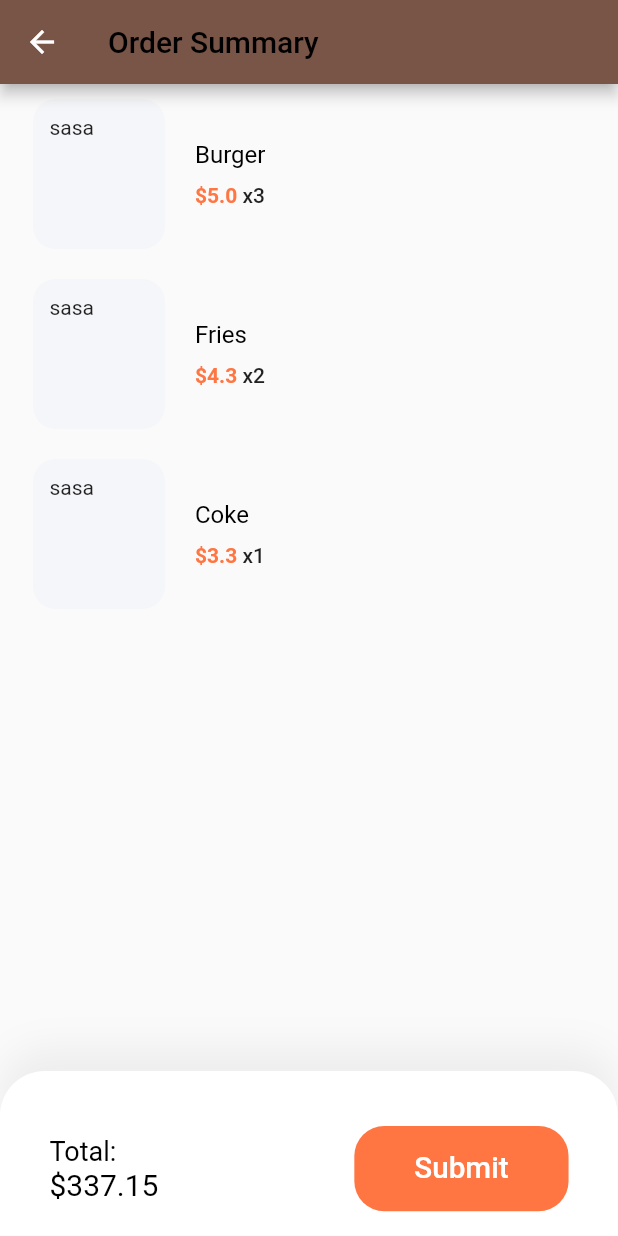
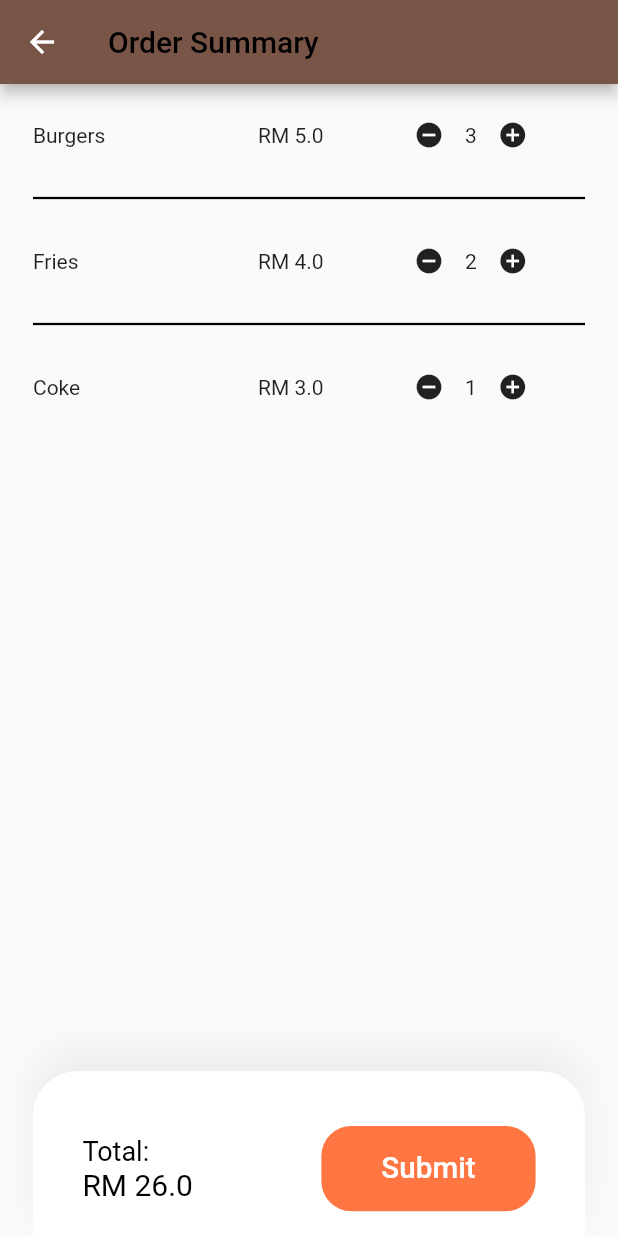
Before and after one commit to ilhamhakimi21/BurgerJoint-Ordering-System, a Flutter app: the OrderSummaryScreen screen opened by its route, on a phone screen of 412 x 824 dp. Run offline on Flutter 3.47's test engine with Material 2 defaults, Android fonts, the phone set to English and light mode, and no system bars; our stand-ins replace firebase_core, firebase_database, flutter_svg, hexcolor, material_design_icons_flutter; accounts and stored records are empty.

Commit message:
add img, order summary part (screen)

```diff
--- a/lib/OrderSummary.dart
+++ b/lib/OrderSummary.dart
@@ -5,14 +5,15 @@ import 'product.dart';
 class OrderSummary {
   final Product product;
   // final int numOfItem;
+  late double totalprice = 0;
 
   OrderSummary({required this.product});
 }
 
 // Demo data for our cart
-
 List<OrderSummary> demoOrderSummary = [
-  OrderSummary(product: demoProducts[0]),
-  OrderSummary(product: demoProducts[1]),
-  OrderSummary(product: demoProducts[2]),
+  OrderSummary(
+      product: Product(m_name: 'Burgers', m_price: 5.00, m_quantity: 3)),
+  OrderSummary(product: Product(m_name: "Fries", m_price: 4.00, m_quantity: 2)),
+  OrderSummary(product: Product(m_name: "Coke", m_price: 3.00, m_quantity: 1)),
 ];
--- a/lib/OrderSummaryScreen.dart
+++ b/lib/OrderSummaryScreen.dart
@@ -21,7 +21,7 @@ class _OrderSummaryScreenState extends State<OrderSummaryScreen> {
     return Scaffold(
       appBar: buildAppBar(context),
       body: Body(),
-      bottomNavigationBar: SubmitOrder(),
+      // bottomNavigationBar: SubmitOrder(),
     );
   }
 }
@@ -40,17 +40,50 @@ AppBar buildAppBar(BuildContext context) {
 }
 
 class Body extends StatefulWidget {
+// Body({
+//     Key? key,
+//     required this.ordersummary,
+//   }) : super(key: key);
+
+  double totalprice = 0;
+  // final OrderSummary ordersummary;
+
   @override
   _BodyState createState() => _BodyState();
 }
 
 class _BodyState extends State<Body> {
+  List<OrderSummary> os = demoOrderSummary;
+
+  void calcTotal(List<OrderSummary> ordersummary) {
+    double tp = 0;
+
+    for (OrderSummary oslist in ordersummary) {
+      tp += oslist.product.m_price * oslist.product.m_quantity;
+    }
+
+    setState(() {
+      widget.totalprice = tp;
+    });
+  }
+
   @override
   Widget build(BuildContext context) {
+    calcTotal(os);
     return Padding(
       padding:
           EdgeInsets.symmetric(horizontal: getProportionateScreenWidth(20)),
-      child: ListView.builder(
+      child: Column(
+        children: [
+          //mainaxisaligment
+          // Column(
+          //   children: [
+          Expanded(
+            child: ListView.separated(
+              separatorBuilder: (context, index) => Divider(
+                thickness: 1.5,
+                color: Colors.black,
+              ),
               itemCount: demoOrderSummary.length,
               itemBuilder: (context, index) => Padding(
                 padding: EdgeInsets.symmetric(vertical: 10),
@@ -71,26 +104,106 @@ class _BodyState extends State<Body> {
                     child: Row(
                       children: [
                         Spacer(),
-                  SvgPicture.asset("assets/images/Trash.svg"),
+                        SvgPicture.asset("images/Trash.svg"),
                       ],
                     ),
                   ),
-            child: OrderSummaryCard(ordersummary: demoOrderSummary[index]),
+                  child:
+                      // OrderSummaryCard(ordersummary: demoOrderSummary[index]),
+                      Row(
+                    // mainAxisAlignment: MainAxisAlignment.spaceEvenly,
+                    children: <Widget>[
+                      SizedBox(
+                        width: 150,
+                        child: Container(
+                          padding: EdgeInsets.only(right: 40),
+                          child: RichText(
+                            text: TextSpan(
+                              style: DefaultTextStyle.of(context).style,
+                              text: demoOrderSummary[index].product.m_name,
                             ),
                           ),
                         ),
-    );
+                      ),
+                      SizedBox(
+                        width: 90,
+                        child: Container(
+                          padding: EdgeInsets.only(right: 30),
+                          child: RichText(
+                            text: TextSpan(
+                                style: DefaultTextStyle.of(context).style,
+                                children: <TextSpan>[
+                                  TextSpan(text: 'RM'),
+                                  TextSpan(
+                                      text:
+                                          ' ${demoOrderSummary[index].product.m_price}'),
+                                ]),
+                          ),
+                        ),
+                      ),
+                      SizedBox(
+                        width: 125,
+                        // height: 80,
+                        child: Column(
+                          children: [
+                            Container(
+                              // padding: EdgeInsets.only(left: 5),
+                              child: Row(
+                                children: <Widget>[
+                                  IconButton(
+                                    padding: new EdgeInsets.all(0.0),
+                                    icon: const Icon(Icons.remove_circle),
+                                    iconSize: 20,
+                                    onPressed: () {
+                                      setState(() {
+                                        if (demoOrderSummary[index]
+                                                .product
+                                                .m_quantity >
+                                            1) {
+                                          demoOrderSummary[index]
+                                              .product
+                                              .m_quantity--;
+                                          calcTotal(os);
+                                        } else {
+                                          showAlertDialog(context);
                                         }
-}
-
-class SubmitOrder extends StatelessWidget {
-  const SubmitOrder({
-    Key? key,
-  }) : super(key: key);
-
-  @override
-  Widget build(BuildContext context) {
-    return Container(
+                                        // if(widget.ordersummary.product.m_quantity==0){
+                                        //   demoOrderSummary.removeAt();}
+                                        //if user want to remove they have to slide left(dismissible)
+                                      });
+                                    },
+                                  ),
+                                  Text(
+                                    "${demoOrderSummary[index].product.m_quantity}",
+                                    // style: TextStyle(fontSize: 8),
+                                  ),
+                                  new IconButton(
+                                    icon: const Icon(Icons.add_circle),
+                                    padding: new EdgeInsets.all(0.0),
+                                    iconSize: 20,
+                                    onPressed: () {
+                                      setState(() {
+                                        demoOrderSummary[index]
+                                            .product
+                                            .m_quantity++;
+                                        calcTotal(os);
+                                      });
+                                    },
+                                  ),
+                                ],
+                              ),
+                            ),
+                            // Text('${widget.totalprice}'), //testing purpose
+                          ],
+                        ),
+                      ),
+                    ],
+                  ),
+                ),
+              ),
+            ),
+          ),
+          Container(
             padding: EdgeInsets.symmetric(
               vertical: getProportionateScreenWidth(15),
               horizontal: getProportionateScreenWidth(30),
@@ -115,28 +228,6 @@ class SubmitOrder extends StatelessWidget {
                 mainAxisSize: MainAxisSize.min,
                 crossAxisAlignment: CrossAxisAlignment.start,
                 children: [
-            // Row(
-            //   children: [
-            //     Container(
-            //       padding: EdgeInsets.all(10),
-            //       height: getProportionateScreenWidth(40),
-            //       width: getProportionateScreenWidth(40),
-            //       decoration: BoxDecoration(
-            //         color: Color(0xFFF5F6F9),
-            //         borderRadius: BorderRadius.circular(10),
-            //       ),
-            //       child: SvgPicture.asset("assets/images/receipt.svg"),
-            //     ),
-            //     Spacer(),
-            //     Text("Add voucher code"),
-            //     const SizedBox(width: 10),
-            //     Icon(
-            //       Icons.arrow_forward_ios,
-            //       size: 12,
-            //       color: kTextColor,
-            //     )
-            //   ],
-            // ),
                   SizedBox(height: getProportionateScreenHeight(20)),
                   Row(
                     mainAxisAlignment: MainAxisAlignment.spaceBetween,
@@ -147,8 +238,9 @@ class SubmitOrder extends StatelessWidget {
                           style: TextStyle(fontSize: 18, color: Colors.black),
                           children: [
                             TextSpan(
-                        text: "\$337.15",
-                        style: TextStyle(fontSize: 20, color: Colors.black),
+                              text: "RM ${widget.totalprice}",
+                              style:
+                                  TextStyle(fontSize: 20, color: Colors.black),
                             ),
                           ],
                         ),
@@ -165,6 +257,36 @@ class SubmitOrder extends StatelessWidget {
                 ],
               ),
             ),
+          ),
+        ],
+      ),
     );
   }
 }
+
+showAlertDialog(BuildContext context) {
+  // Create button
+  Widget okButton = FlatButton(
+    child: Text("OK"),
+    onPressed: () {
+      Navigator.of(context).pop();
+    },
+  );
+
+  // Create AlertDialog
+  AlertDialog alert = AlertDialog(
+    title: Text(""),
+    content: Text("Slide left to remove the order."),
+    actions: [
+      okButton,
+    ],
+  );
+
+  // show the dialog
+  showDialog(
+    context: context,
+    builder: (BuildContext context) {
+      return alert;
+    },
+  );
+}
--- a/lib/ordersummary_card.dart
+++ b/lib/ordersummary_card.dart
@@ -1,60 +1,60 @@
-import 'package:flutter/material.dart';
-import './OrderSummary.dart';
+// import 'package:flutter/material.dart';
+// import './OrderSummary.dart';
 
-import '/constants.dart';
-import '/size_config.dart';
+// import '/constants.dart';
+// import '/size_config.dart';
 
-class OrderSummaryCard extends StatelessWidget {
-  const OrderSummaryCard({
-    Key? key,
-    required this.ordersummary,
-  }) : super(key: key);
+// class OrderSummaryCard extends StatelessWidget {
+//   const OrderSummaryCard({
+//     Key? key,
+//     required this.ordersummary,
+//   }) : super(key: key);
 
-  final OrderSummary ordersummary;
+//   final OrderSummary ordersummary;
 
-  @override
-  Widget build(BuildContext context) {
-    return Row(
-      children: [
-        SizedBox(
-          width: 88,
-          child: AspectRatio(
-            aspectRatio: 0.88,
-            child: Container(
-              padding: EdgeInsets.all(getProportionateScreenWidth(10)),
-              decoration: BoxDecoration(
-                color: Color(0xFFF5F6F9),
-                borderRadius: BorderRadius.circular(15),
-              ),
-              child: const Text('sasa'), //ubah
-            ),
-          ),
-        ),
-        SizedBox(width: 20),
-        Column(
-          crossAxisAlignment: CrossAxisAlignment.start,
-          children: [
-            Text(
-              ordersummary.product.m_name,
-              style: TextStyle(color: Colors.black, fontSize: 16),
-              maxLines: 2,
-            ),
-            SizedBox(height: 10),
-            Text.rich(
-              TextSpan(
-                text: "\$${ordersummary.product.m_price}",
-                style: TextStyle(
-                    fontWeight: FontWeight.w600, color: kPrimaryColor),
-                children: [
-                  TextSpan(
-                      text: " x${ordersummary.product.m_quantity}",
-                      style: Theme.of(context).textTheme.bodyText1),
-                ],
-              ),
-            )
-          ],
-        )
-      ],
-    );
-  }
-}
+//   @override
+//   Widget build(BuildContext context) {
+//     return Row(
+//       children: [
+//         SizedBox(
+//           width: 88,
+//           child: AspectRatio(
+//             aspectRatio: 0.88,
+//             child: Container(
+//               padding: EdgeInsets.all(getProportionateScreenWidth(10)),
+//               decoration: BoxDecoration(
+//                 color: Color(0xFFF5F6F9),
+//                 borderRadius: BorderRadius.circular(15),
+//               ),
+//               child: const Text('sasa'), //ubah
+//             ),
+//           ),
+//         ),
+//         SizedBox(width: 20),
+//         Column(
+//           crossAxisAlignment: CrossAxisAlignment.start,
+//           children: [
+//             Text(
+//               ordersummary.product.m_name,
+//               style: TextStyle(color: Colors.black, fontSize: 16),
+//               maxLines: 2,
+//             ),
+//             SizedBox(height: 10),
+//             Text.rich(
+//               TextSpan(
+//                 text: "\$${ordersummary.product.m_price}",
+//                 style: TextStyle(
+//                     fontWeight: FontWeight.w600, color: kPrimaryColor),
+//                 children: [
+//                   TextSpan(
+//                       text: " x${ordersummary.product.m_quantity}",
+//                       style: Theme.of(context).textTheme.bodyText1),
+//                 ],
+//               ),
+//             )
+//           ],
+//         )
+//       ],
+//     );
+//   }
+// }
--- a/lib/product.dart
+++ b/lib/product.dart
@@ -3,7 +3,7 @@ import 'package:flutter/material.dart';
 class Product {
   final String m_name;
   final double m_price;
-  final int m_quantity;
+  late int m_quantity;
 
   Product({
     required this.m_name,
@@ -12,8 +12,8 @@ class Product {
   });
 }
 
-List<Product> demoProducts = [
-  Product(m_name: 'Burger', m_price: 5.00, m_quantity: 3),
-  Product(m_name: "Fries", m_price: 4.30, m_quantity: 2),
-  Product(m_name: "Coke", m_price: 3.30, m_quantity: 1)
-];
+// List<Product> demoProducts = [
+//   Product(m_name: 'Burger', m_price: 5.00, m_quantity: 3),
+//   Product(m_name: "Fries", m_price: 4.30, m_quantity: 2),
+//   Product(m_name: "Coke", m_price: 3.30, m_quantity: 1)
+// ];
```
Also changed, not shown: images/Trash.svg (added). Lines whose indentation alone changed are shown as unchanged.
